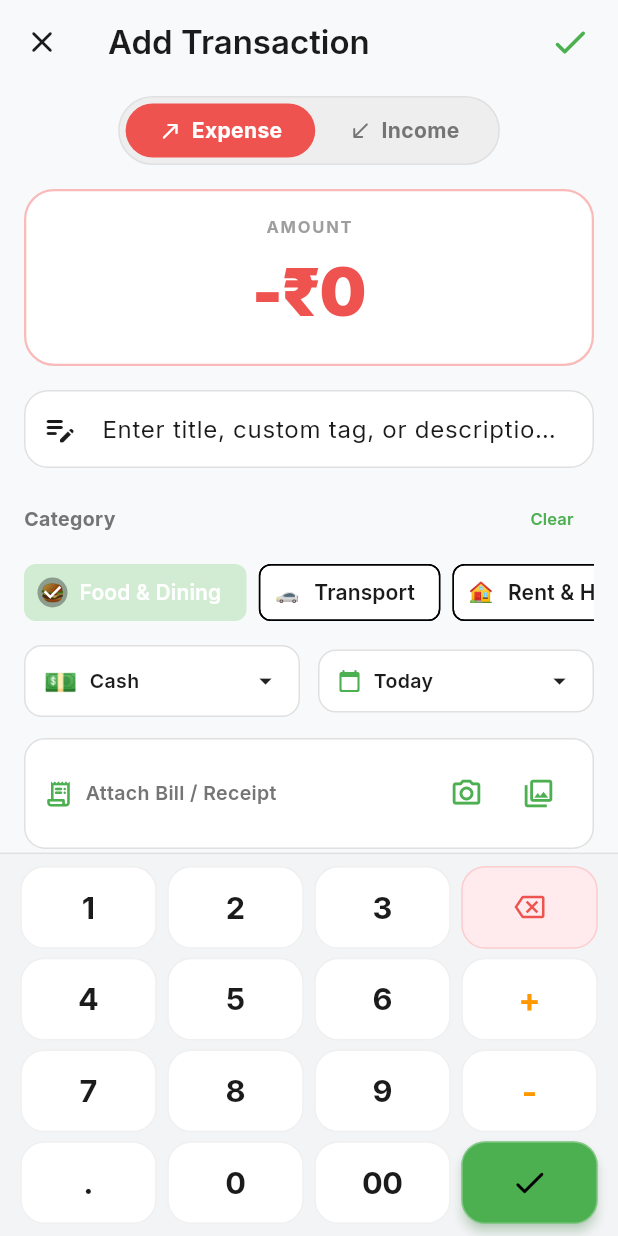
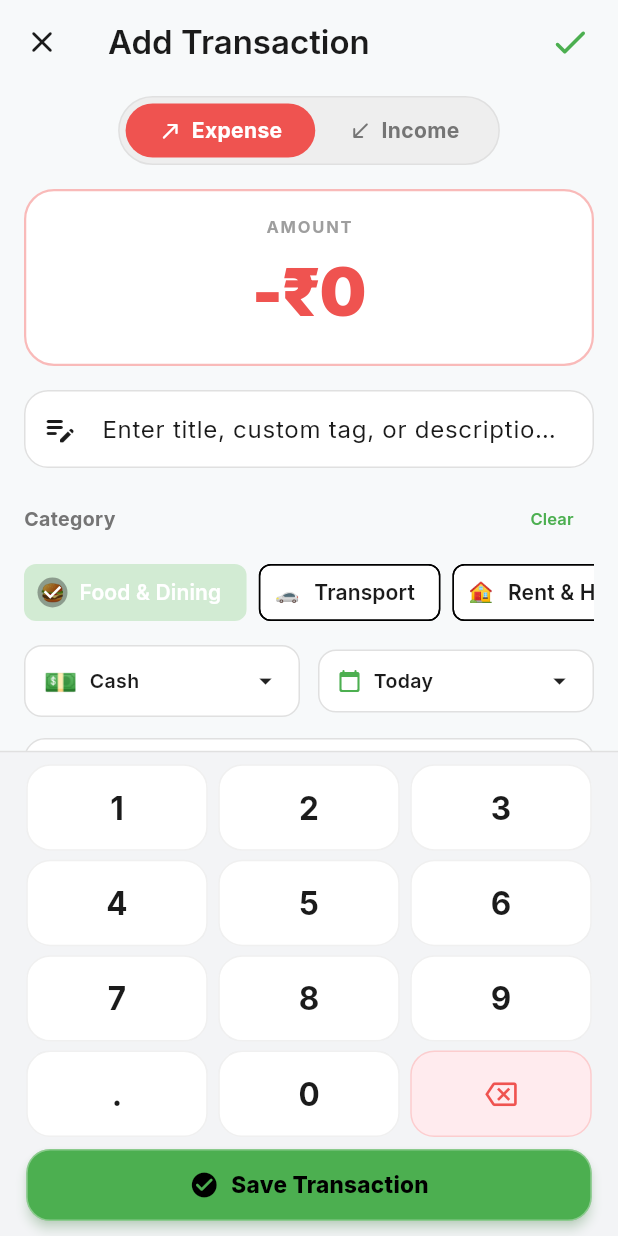
Before and after one commit to Myselfnandha/Pocket, a Flutter app: the AddTransactionScreen screen opened by its route, on a phone screen of 412 x 824 dp. Run offline on Flutter 3.47's test engine with Material 3 defaults, Android fonts, the phone set to English and light mode, and no system bars; our stand-ins replace csv, file_picker, fl_chart, flutter_local_notifications, flutter_riverpod, go_router and 7 more; missing offline and left inert: home_widget; accounts and stored records are empty; project files that could hold a hidden picture were left out.

Commit message:
fix(keypad): remove + and - operators, optimize to 3-column dialpad with full-width save button

```diff
--- a/lib/screens/settings/settings_screen.dart
+++ b/lib/screens/settings/settings_screen.dart
@@ -217,7 +217,7 @@ class SettingsScreen extends ConsumerWidget {
               const ListTile(
                 leading: Icon(Icons.info_outline_rounded, color: AppColors.primaryGreenLight),
                 title: Text('Pocket', style: TextStyle(fontWeight: FontWeight.w600)),
-                subtitle: Text('v1.2.8 • Material 3 Transaction Tracker'),
+                subtitle: Text('v1.2.9 • Material 3 Transaction Tracker'),
               ),
             ],
           ),
--- a/lib/widgets/numpad.dart
+++ b/lib/widgets/numpad.dart
@@ -18,15 +18,14 @@ class CalculatorNumpad extends StatelessWidget {
   Widget build(BuildContext context) {
     final isDark = Theme.of(context).brightness == Brightness.dark;
 
-    final btnBg = isDark ? const Color(0xFF1B1B1B) : Colors.white;
+    final btnBg = isDark ? const Color(0xFF191919) : Colors.white;
     final btnBorder = isDark
         ? Colors.white.withValues(alpha: 0.08)
         : Colors.black.withValues(alpha: 0.06);
     final btnTextColor = isDark ? AppColors.darkTextPrimary : AppColors.lightTextPrimary;
-    final opTextColor = isDark ? AppColors.accentOrangeLight : AppColors.accentOrange;
 
     return Container(
-      padding: const EdgeInsets.fromLTRB(10, 8, 10, 8),
+      padding: const EdgeInsets.fromLTRB(14, 8, 14, 10),
       decoration: BoxDecoration(
         color: isDark ? AppColors.darkSurface : const Color(0xFFF3F4F6),
         border: Border(
@@ -41,66 +40,68 @@ class CalculatorNumpad extends StatelessWidget {
         child: Column(
           mainAxisSize: MainAxisSize.min,
           children: [
-            // Row 1: 1, 2, 3, Backspace
+            // Row 1: 1, 2, 3
             Row(
               children: [
                 _buildBtn('1', btnBg, btnBorder, btnTextColor),
                 _buildBtn('2', btnBg, btnBorder, btnTextColor),
                 _buildBtn('3', btnBg, btnBorder, btnTextColor),
+              ],
+            ),
+            const SizedBox(height: 6),
+
+            // Row 2: 4, 5, 6
+            Row(
+              children: [
+                _buildBtn('4', btnBg, btnBorder, btnTextColor),
+                _buildBtn('5', btnBg, btnBorder, btnTextColor),
+                _buildBtn('6', btnBg, btnBorder, btnTextColor),
+              ],
+            ),
+            const SizedBox(height: 6),
+
+            // Row 3: 7, 8, 9
+            Row(
+              children: [
+                _buildBtn('7', btnBg, btnBorder, btnTextColor),
+                _buildBtn('8', btnBg, btnBorder, btnTextColor),
+                _buildBtn('9', btnBg, btnBorder, btnTextColor),
+              ],
+            ),
+            const SizedBox(height: 6),
+
+            // Row 4: ., 0, Backspace (⌫)
+            Row(
+              children: [
+                _buildBtn('.', btnBg, btnBorder, btnTextColor),
+                _buildBtn('0', btnBg, btnBorder, btnTextColor),
                 _buildActionBtn(
                   icon: Icons.backspace_outlined,
-                  bg: isDark ? const Color(0xFF221717) : const Color(0xFFFFEBEE),
-                  border: isDark ? AppColors.expenseRed.withValues(alpha: 0.25) : AppColors.expenseRed.withValues(alpha: 0.2),
+                  bg: isDark ? const Color(0xFF241616) : const Color(0xFFFFEBEE),
+                  border: isDark
+                      ? AppColors.expenseRed.withValues(alpha: 0.25)
+                      : AppColors.expenseRed.withValues(alpha: 0.2),
                   iconColor: AppColors.expenseRed,
                   onTap: onDelete,
                 ),
               ],
             ),
-            const SizedBox(height: 6),
+            const SizedBox(height: 8),
 
-            // Row 2: 4, 5, 6, Plus (+)
-            Row(
-              children: [
-                _buildBtn('4', btnBg, btnBorder, btnTextColor),
-                _buildBtn('5', btnBg, btnBorder, btnTextColor),
-                _buildBtn('6', btnBg, btnBorder, btnTextColor),
-                _buildBtn('+', btnBg, btnBorder, opTextColor, isOperator: true),
-              ],
-            ),
-            const SizedBox(height: 6),
-
-            // Row 3: 7, 8, 9, Minus (-)
-            Row(
-              children: [
-                _buildBtn('7', btnBg, btnBorder, btnTextColor),
-                _buildBtn('8', btnBg, btnBorder, btnTextColor),
-                _buildBtn('9', btnBg, btnBorder, btnTextColor),
-                _buildBtn('-', btnBg, btnBorder, opTextColor, isOperator: true),
-              ],
-            ),
-            const SizedBox(height: 6),
-
-            // Row 4: ., 0, 00, Confirm (✓)
-            Row(
-              children: [
-                _buildBtn('.', btnBg, btnBorder, btnTextColor),
-                _buildBtn('0', btnBg, btnBorder, btnTextColor),
-                _buildBtn('00', btnBg, btnBorder, btnTextColor),
-                _buildConfirmBtn(),
-              ],
-            ),
+            // Row 5: Sleek Full-Width Neon Save Transaction Button
+            _buildFullWidthConfirmBtn(),
           ],
         ),
       ),
     );
   }
 
-  Widget _buildBtn(String label, Color bg, Color border, Color textColor, {bool isOperator = false}) {
+  Widget _buildBtn(String label, Color bg, Color border, Color textColor) {
     return Expanded(
       child: Padding(
         padding: const EdgeInsets.symmetric(horizontal: 3.5),
         child: AspectRatio(
-          aspectRatio: 1.65,
+          aspectRatio: 2.1,
           child: Material(
             color: bg,
             borderRadius: BorderRadius.circular(16),
@@ -119,7 +120,7 @@ class CalculatorNumpad extends StatelessWidget {
                 child: Text(
                   label,
                   style: TextStyle(
-                    fontSize: isOperator ? 22 : 20.5,
+                    fontSize: 21,
                     fontWeight: FontWeight.w700,
                     letterSpacing: -0.3,
                     color: textColor,
@@ -144,7 +145,7 @@ class CalculatorNumpad extends StatelessWidget {
       child: Padding(
         padding: const EdgeInsets.symmetric(horizontal: 3.5),
         child: AspectRatio(
-          aspectRatio: 1.65,
+          aspectRatio: 2.1,
           child: Material(
             color: bg,
             borderRadius: BorderRadius.circular(16),
@@ -160,7 +161,7 @@ class CalculatorNumpad extends StatelessWidget {
                   border: Border.all(color: border, width: 1),
                 ),
                 alignment: Alignment.center,
-                child: Icon(icon, color: iconColor, size: 20),
+                child: Icon(icon, color: iconColor, size: 21),
               ),
             ),
           ),
@@ -169,17 +170,17 @@ class CalculatorNumpad extends StatelessWidget {
     );
   }
 
-  Widget _buildConfirmBtn() {
-    return Expanded(
-      child: Padding(
+  Widget _buildFullWidthConfirmBtn() {
+    return Padding(
       padding: const EdgeInsets.symmetric(horizontal: 3.5),
-        child: AspectRatio(
-          aspectRatio: 1.65,
+      child: SizedBox(
+        width: double.infinity,
+        height: 48,
         child: Material(
           color: AppColors.primaryGreenLight,
           borderRadius: BorderRadius.circular(16),
           elevation: 3,
-            shadowColor: AppColors.primaryGreenLight.withValues(alpha: 0.5),
+          shadowColor: AppColors.primaryGreenLight.withValues(alpha: 0.45),
           child: InkWell(
             borderRadius: BorderRadius.circular(16),
             onTap: () {
@@ -190,16 +191,30 @@ class CalculatorNumpad extends StatelessWidget {
               decoration: BoxDecoration(
                 borderRadius: BorderRadius.circular(16),
                 border: Border.all(
-                    color: Colors.white.withValues(alpha: 0.3),
+                  color: Colors.white.withValues(alpha: 0.35),
                   width: 1,
                 ),
               ),
               alignment: Alignment.center,
-                child: const Icon(
-                  Icons.check_rounded,
+              child: const Row(
+                mainAxisAlignment: MainAxisAlignment.center,
+                children: [
+                  Icon(
+                    Icons.check_circle_rounded,
                     color: Colors.black,
-                  size: 26,
+                    size: 20,
                   ),
+                  SizedBox(width: 8),
+                  Text(
+                    'Save Transaction',
+                    style: TextStyle(
+                      fontSize: 15,
+                      fontWeight: FontWeight.w800,
+                      color: Colors.black,
+                      letterSpacing: 0.2,
+                    ),
+                  ),
+                ],
               ),
             ),
           ),
--- a/pubspec.yaml
+++ b/pubspec.yaml
@@ -16,7 +16,7 @@ publish_to: 'none' # Remove this line if you wish to publish to pub.dev
 # https://developer.apple.com/library/archive/documentation/General/Reference/InfoPlistKeyReference/Articles/CoreFoundationKeys.html
 # In Windows, build-name is used as the major, minor, and patch parts
 # of the product and file versions while build-number is used as the build suffix.
-version: 1.2.8+41
+version: 1.2.9+42
 
 environment:
   sdk: ^3.11.3
```
Lines whose indentation alone changed are shown as unchanged.
